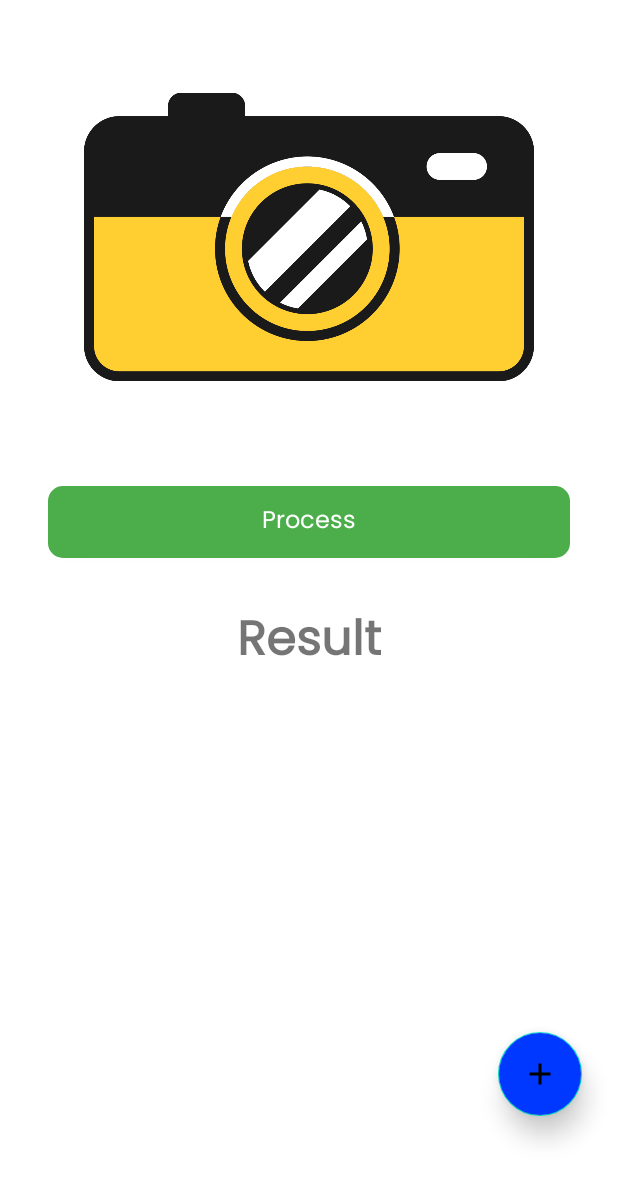
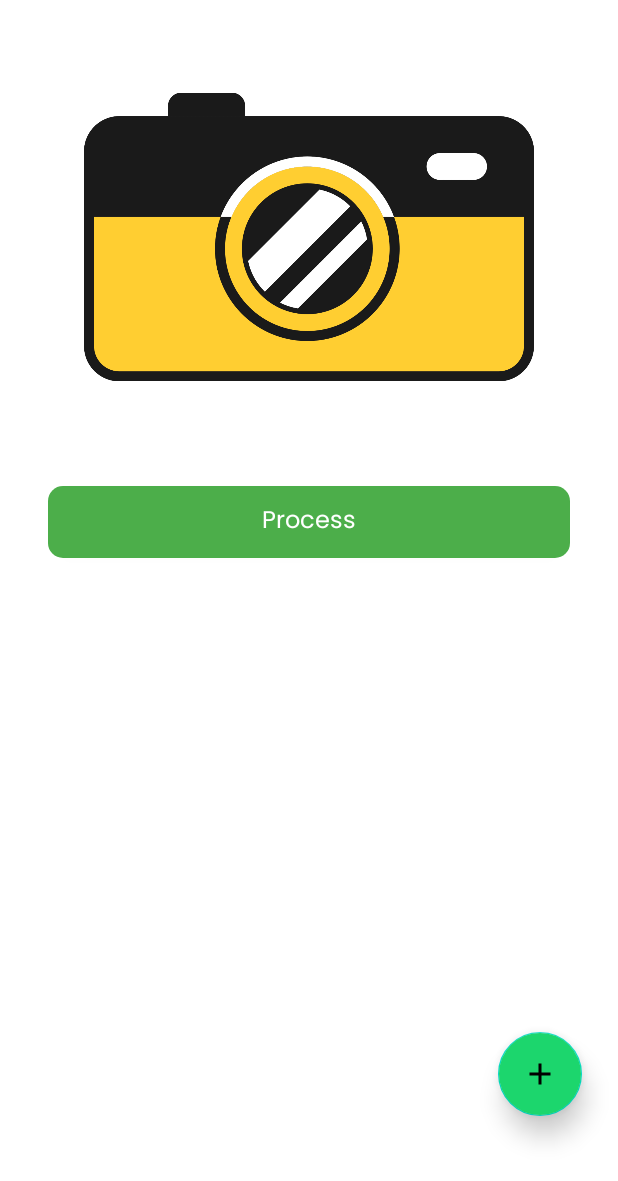
Before and after one commit to WenzelArifiandi/kestrel, an Android app: the layout fragment_photo.xml on its own in the app's theme, with its tools: preview values and no code run, on a phone screen of 412 x 824 dp. Shown: the top 1181 px of the screen. Run offline under Robolectric (Android 15) with nearby library versions, the phone set to English and light mode, and no system bars; Roboto replaces fonts that are not available here.

Commit message:
Implementation Material Design

```diff
--- a/android/app/src/main/java/com/capstone/bangkit/kestrel/ui/photo/PhotoFragment.kt
+++ b/android/app/src/main/java/com/capstone/bangkit/kestrel/ui/photo/PhotoFragment.kt
@@ -126,6 +126,8 @@ class PhotoFragment : Fragment() {
         }
 
         binding.btnProcess.setOnClickListener {
+            setVisibility(!closed)
+            setAnimation(!closed)
             processImage()
             showResult()
         }
@@ -267,7 +269,6 @@ class PhotoFragment : Fragment() {
                     e.printStackTrace()
                     e.message?.let { displayExceptionMessage(it) }
                 }
-
             }
         }
     }
--- /dev/null
+++ b/android/app/src/main/res/drawable/bottom_navigation_selected_color.xml
@@ -0,0 +1,6 @@
+<?xml version="1.0" encoding="utf-8"?>
+<selector xmlns:android="http://schemas.android.com/apk/res/android">
+    <item android:color="#636DC9" android:state_pressed="true" />
+    <item android:color="#636DC9" android:state_checked="true" />
+    <item android:color="#B8CBF5" />
+</selector>
--- a/android/app/src/main/res/layout/fragment_photo.xml
+++ b/android/app/src/main/res/layout/fragment_photo.xml
@@ -37,10 +37,10 @@
         android:id="@+id/tv_result"
         android:layout_width="wrap_content"
         android:layout_height="wrap_content"
-        android:text="@string/result"
         android:textStyle="bold"
-        android:fontFamily="@font/poppins"
-        android:textSize="32sp"
+        android:textAllCaps="true"
+        android:fontFamily="@font/montserrat"
+        android:textSize="36sp"
         app:layout_constraintEnd_toEndOf="parent"
         app:layout_constraintStart_toStartOf="parent"
         app:layout_constraintTop_toTopOf="@+id/guideline3" />
@@ -51,7 +51,7 @@
         android:layout_height="wrap_content"
         android:layout_marginEnd="24dp"
         android:layout_marginBottom="80dp"
-        android:backgroundTint="#0038FF"
+        android:backgroundTint="#1cd66d"
         android:clickable="true"
         android:contentDescription="@string/add_image"
         android:elevation="10dp"
```
Also changed, not shown: android/app/src/main/java/com/capstone/bangkit/kestrel/ui/photo/PhotoViewModel.kt (deleted, +0 -13 lines), android/app/src/main/res/drawable/bottom_navigation_rounded.xml (+3 -5 lines), android/app/src/main/res/layout/activity_main.xml (+8 -8 lines).
